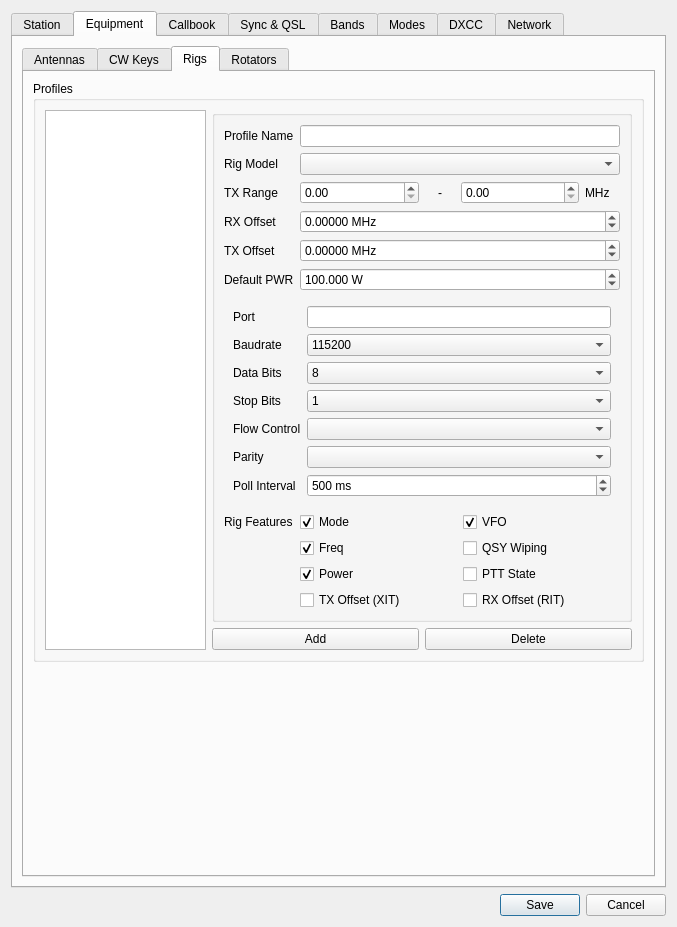
Before: the Qt Designer form ui/SettingsDialog.ui in k5mcd/QLog, drawn with Qt 5.
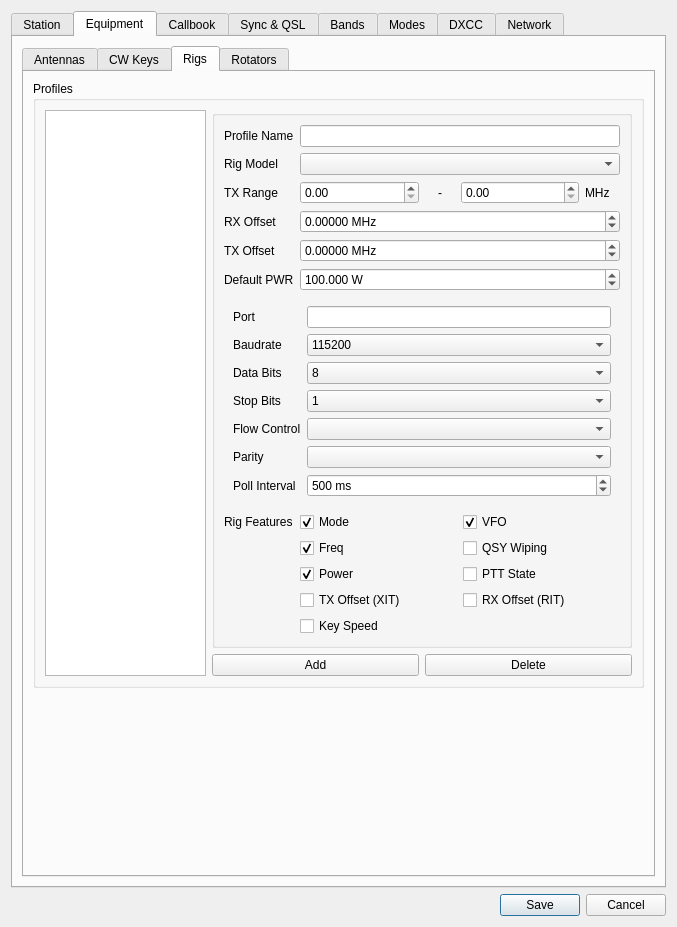
After: the same form once the commit is applied. The open tabs and pages were chosen to show the change. Icons and pictures are not drawn.

Commit message: CW Support: Added Rig Get Key Speed to Rig Profile

Patch:
```diff
--- a/ui/SettingsDialog.ui
+++ b/ui/SettingsDialog.ui
@@ -1698,6 +1698,20 @@
                    </item>
                   </layout>
                  </item>
+                 <item row="13" column="1">
+                  <layout class="QHBoxLayout" name="horizontalLayout_11">
+                   <property name="bottomMargin">
+                    <number>0</number>
+                   </property>
+                   <item>
+                    <widget class="QCheckBox" name="rigGetKeySpeedCheckBox">
+                     <property name="text">
+                      <string>Key Speed</string>
+                     </property>
+                    </widget>
+                   </item>
+                  </layout>
+                 </item>
                 </layout>
                </widget>
               </item>
```
The commit also changes 9 other files.
